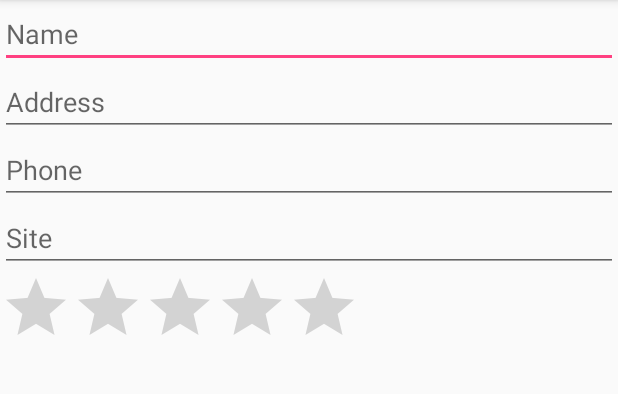
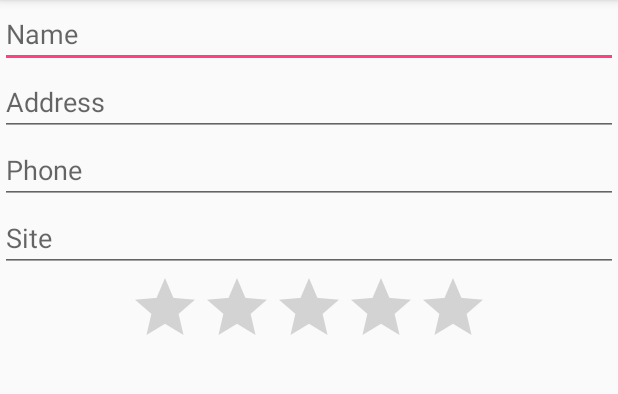
Before and after one commit to joabetc/Agenda, an Android app: the FormActivity screen opened directly, with no data from a screen before it, on a phone screen of 412 x 824 dp, the part 84-478 px from its top. Run offline under Robolectric (Android 15) with nearby library versions, the light colour scheme and no system bars.

Commit message:
Centering the rating bar

```diff
--- a/app/src/main/res/layout/activity_form.xml
+++ b/app/src/main/res/layout/activity_form.xml
@@ -24,6 +24,7 @@
         android:layout_width="wrap_content"
         android:layout_height="wrap_content"
         android:numStars="5"
-        android:max="10" />
+        android:max="10"
+        android:layout_gravity="center"/>
 
 </LinearLayout>
```
